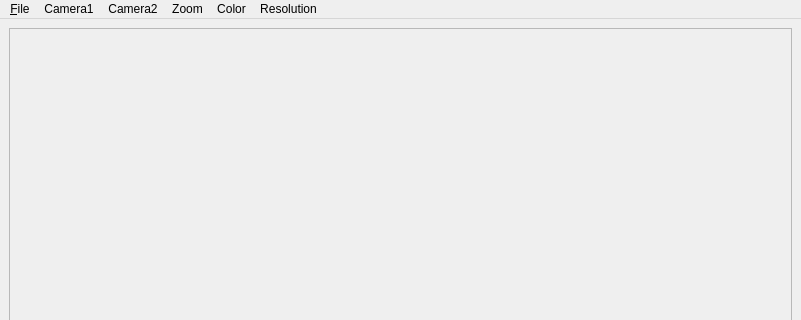
Above: mainwindow.ui from Kolkir/stereocam before the change; both pictures show x 0 to 801 and y 0 to 320 of the 801 by 599 pixel window. Below: the same form after it.
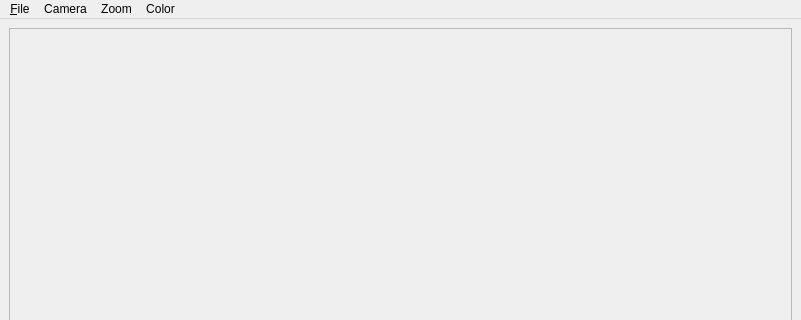
That is the form after the change.

Commit message: Refactoring & Camera selection dialog

What changed in the file:
```diff
--- a/mainwindow.ui
+++ b/mainwindow.ui
@@ -118,35 +118,20 @@
     <addaction name="actionGreen_channel"/>
     <addaction name="actionBlue_channel"/>
    </widget>
-   <widget class="QMenu" name="menuCamera1">
+   <widget class="QMenu" name="menuCamera">
     <property name="title">
-     <string>Camera1</string>
+     <string>Camera</string>
     </property>
-    <addaction name="actionLoad_Calibration_1"/>
-    <addaction name="actionUndistort_1"/>
-   </widget>
-   <widget class="QMenu" name="menuResolution">
-    <property name="title">
-     <string>Resolution</string>
-    </property>
-    <addaction name="action320_x_240"/>
-    <addaction name="action640_x_480"/>
-    <addaction name="action1024_x_768"/>
-    <addaction name="action1280_x_1024"/>
-   </widget>
-   <widget class="QMenu" name="menuCamera2">
-    <property name="title">
-     <string>Camera2</string>
-    </property>
-    <addaction name="actionLoad_Calibration_2"/>
-    <addaction name="actionUndistort_2"/>
+    <addaction name="actionCameraSetup"/>
+    <addaction name="actionCalibrate"/>
+    <addaction name="actionLoad_Calibration"/>
+    <addaction name="actionUndistort"/>
+    <addaction name="actionSnapshot"/>
    </widget>
    <addaction name="menuFile"/>
-   <addaction name="menuCamera1"/>
-   <addaction name="menuCamera2"/>
+   <addaction name="menuCamera"/>
    <addaction name="menuView"/>
    <addaction name="menuColor"/>
-   <addaction name="menuResolution"/>
   </widget>
   <widget class="QStatusBar" name="statusbar"/>
   <action name="actionOpen">
```
Left out of the diff: 56 changed lines with no effect on the pictures. The commit also changes 11 other files.
